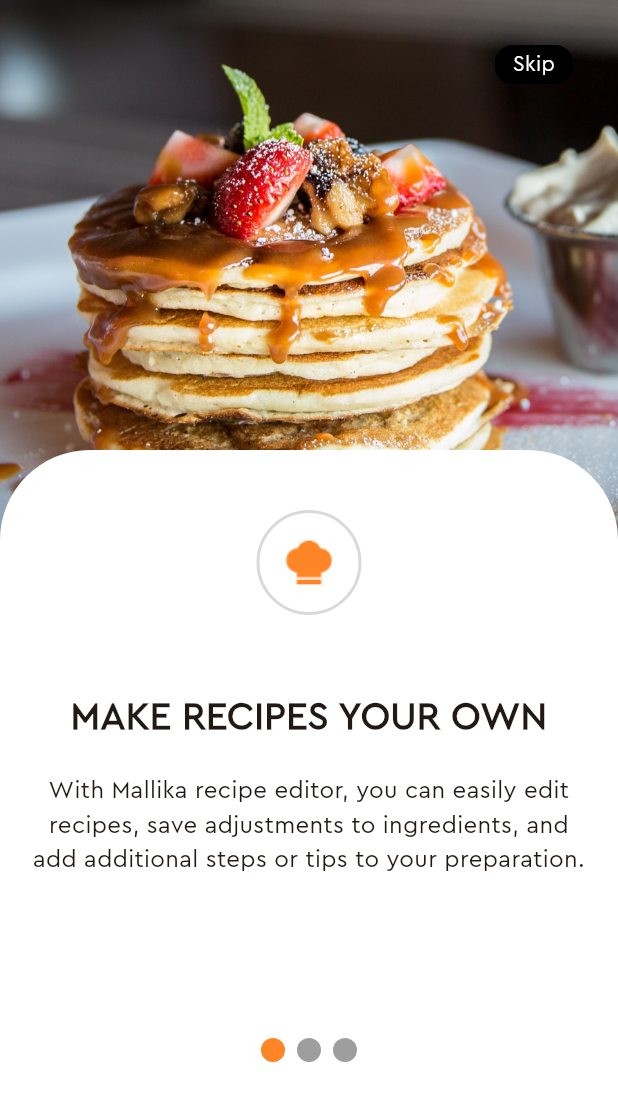
After one commit to ThachSangW3G/CookingSocialApp, a Flutter app: the SplashScreen screen opened directly, on a phone screen of 412 x 824 dp. The commit adds this screen. Shown: the top 1101 px of the screen. Run offline on Flutter 3.47's test engine with Material 2 defaults, Android fonts, the phone set to English and light mode, and no system bars; our stand-ins replace intl_phone_field, intl_phone_number_input, smooth_page_indicator.

Commit message:
done splash screen

```diff
--- a/lib/constants/app_color.dart
+++ b/lib/constants/app_color.dart
@@ -15,4 +15,7 @@ class AppColors {
   static const Color appPrimaryColor = Color(0xFF0A0E21);
   static const Color appCircleButtonColor = Colors.orangeAccent;
   static const Color appButtonColor = Color(0xFF4C4F5E);
+
+  static const Color orangeCrusta = Color.fromRGBO(255, 133, 39, 1);
+  static const Color greyBombay = Color.fromRGBO(179, 180, 186, 1);
 }
--- a/lib/screens/authentication/login_screen.dart
+++ b/lib/screens/authentication/login_screen.dart
@@ -78,7 +78,9 @@ class _LoginScreenState extends State<LoginScreen> {
                   // },
                 ),
                 const SizedBox(height: 10.0,),
-                Container(
+                GestureDetector(
+                  onTap: (){},
+                  child: Container(
                     width: double.infinity,
                     height: 60,
                     decoration: const BoxDecoration(
@@ -95,6 +97,7 @@ class _LoginScreenState extends State<LoginScreen> {
                           letterSpacing: 1.2
                         ),
                         )
+                    ),
                   ),
                 ),
                 const SizedBox(height: 20.0,),
--- /dev/null
+++ b/lib/screens/splash/page_splash_1.dart
@@ -0,0 +1,112 @@
+import 'package:flutter/material.dart';
+
+import '../../constants/app_color.dart';
+
+class PageSplash1 extends StatefulWidget {
+  const PageSplash1({super.key});
+
+  @override
+  State<PageSplash1> createState() => _PageSplash1State();
+}
+
+class _PageSplash1State extends State<PageSplash1> {
+  @override
+  Widget build(BuildContext context) {
+    return Stack(
+      children: [
+        Container(
+          width: double.infinity,
+          height: 400,
+          decoration: const BoxDecoration(
+              image: DecorationImage(
+                  image: AssetImage('assets/images/background_splash_1.jpg'),
+                  fit: BoxFit.cover)),
+
+          child: Column(
+            mainAxisAlignment: MainAxisAlignment.start,
+            children: [
+              Row(
+                mainAxisAlignment: MainAxisAlignment.end,
+                children: [
+                  Container(
+                    margin: const EdgeInsets.symmetric(vertical: 30, horizontal: 30),
+                    decoration: const BoxDecoration(
+                      borderRadius: BorderRadius.all(Radius.circular(12)),
+                      color: Colors.black
+                    ),
+                    child: const Padding(
+                      padding: EdgeInsets.symmetric(horizontal: 12, vertical: 3),
+                      child: Center(
+                        child: Text(
+                          'Skip',
+                          style: TextStyle(
+                              color: Colors.white,
+                              fontFamily: "CeraPro"
+                          ),
+                        ),
+                      ),
+                    ),
+                  )],
+              ),
+            ],
+          ),
+        ),
+        Container(
+
+          margin: const EdgeInsets.only(top: 300),
+          width: double.infinity,
+          decoration: const BoxDecoration(
+              borderRadius: BorderRadius.only(
+                  topLeft: Radius.circular(60),
+                  topRight: Radius.circular(60)),
+              color: Colors.white),
+          child: Padding(
+            padding: const EdgeInsets.symmetric(horizontal: 20),
+            child: Column(
+              children: [
+                const SizedBox(height: 40,),
+                Container(
+                  height: 70,
+                  width: 70,
+                  decoration: BoxDecoration(
+                    shape: BoxShape.circle,
+                    border: Border.all(
+                      width: 2,
+                      color: AppColors.greyBombay.withOpacity(0.5)
+                    )
+                  ),
+                  child: const Center(
+                    child: Image(
+                      image: AssetImage('assets/icons/hatchef.png'),
+                    ),
+                  ),
+                ),
+                const SizedBox(height: 50,),
+                const Text(
+                  'MAKE RECIPES YOUR OWN',
+                  textAlign: TextAlign.center,
+                  style: TextStyle(
+                    fontFamily: 'CeraPro',
+                    fontWeight: FontWeight.w600,
+                    fontSize: 25
+                  ),
+                ),
+                const SizedBox(height: 20,),
+                const Text(
+                  'With Mallika recipe editor, you can easily edit recipes, save adjustments to ingredients, and add additional steps or tips to your preparation.',
+                  textAlign: TextAlign.center,
+                  style: TextStyle(
+                    fontFamily: 'CeraPro',
+                    fontWeight: FontWeight.w400,
+                    fontSize: 16
+                  ),
+
+                )
+              ],
+            ),
+          ),
+        )
+      ],
+    );
+  }
+}
--- /dev/null
+++ b/lib/screens/splash/splash_screen.dart
@@ -0,0 +1,54 @@
+import 'package:cooking_social_app/constants/app_color.dart';
+import 'package:cooking_social_app/screens/splash/page_splash_1.dart';
+import 'package:cooking_social_app/screens/splash/page_splash_2.dart';
+import 'package:cooking_social_app/screens/splash/page_splash_3.dart';
+import 'package:flutter/material.dart';
+import 'package:smooth_page_indicator/smooth_page_indicator.dart';
+
+class SplashScreen extends StatefulWidget {
+  const SplashScreen({super.key});
+
+  @override
+  State<SplashScreen> createState() => _SplashScreenState();
+}
+
+class _SplashScreenState extends State<SplashScreen> {
+  final PageController _pageController = PageController();
+
+  @override
+  Widget build(BuildContext context) {
+    return Scaffold(
+
+      body: Stack(
+        children:
+          [
+            PageView(
+              controller: _pageController,
+              children: const [
+                PageSplash1(),
+                PageSplash2(),
+                PageSplash3(),
+              ],
+
+            ),
+
+            Container(
+              margin: const EdgeInsets.symmetric(vertical: 700),
+              child: Row(
+                mainAxisAlignment: MainAxisAlignment.center,
+                children: [
+                  SmoothPageIndicator(
+                      controller: _pageController,
+                      count: 3,
+                      effect: SwapEffect(
+                        activeDotColor: AppColors.orangeCrusta
+                      ),
+                  ),
+                ],
+              ),
+            )
+          ]
+      ),
+    );
+  }
+}
--- a/pubspec.yaml
+++ b/pubspec.yaml
@@ -39,6 +39,7 @@ dependencies:
   cupertino_icons: ^1.0.2
   intl_phone_number_input: ^0.7.3+1
   intl_phone_field: ^3.2.0
+  smooth_page_indicator: ^1.1.0
 
 dev_dependencies:
   flutter_test:
@@ -85,7 +86,7 @@ flutter:
         - asset: assets/fonts/CeraPro.ttf
     - family: Bobbers
       fonts:
-        - asset: assets/fonts/TrajanPro.ttf
+        - asset: assets/fonts/Bobbers.ttf
     - family: Pacifico
       fonts:
         - asset: assets/fonts/Pacifico-Regular.ttf
```
Also changed, not shown: lib/screens/splash/page_splash_2.dart (added, +114 -0 lines), lib/screens/splash/page_splash_3.dart (added, +115 -0 lines), assets/icons/hatchef.png (added), assets/images/background_splash_1.jpg (added), assets/images/background_splash_2.jpg (added), lib/screens/test.dart (deleted), pubspec.lock, 1 other file. Lines whose indentation alone changed are shown as unchanged.
